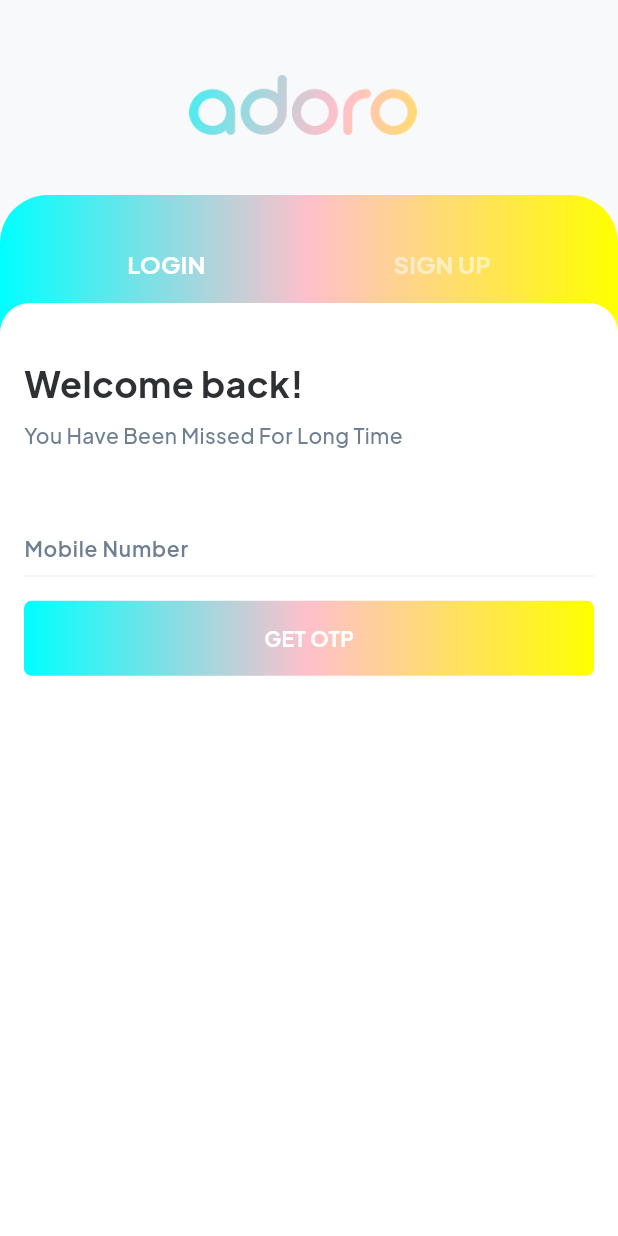
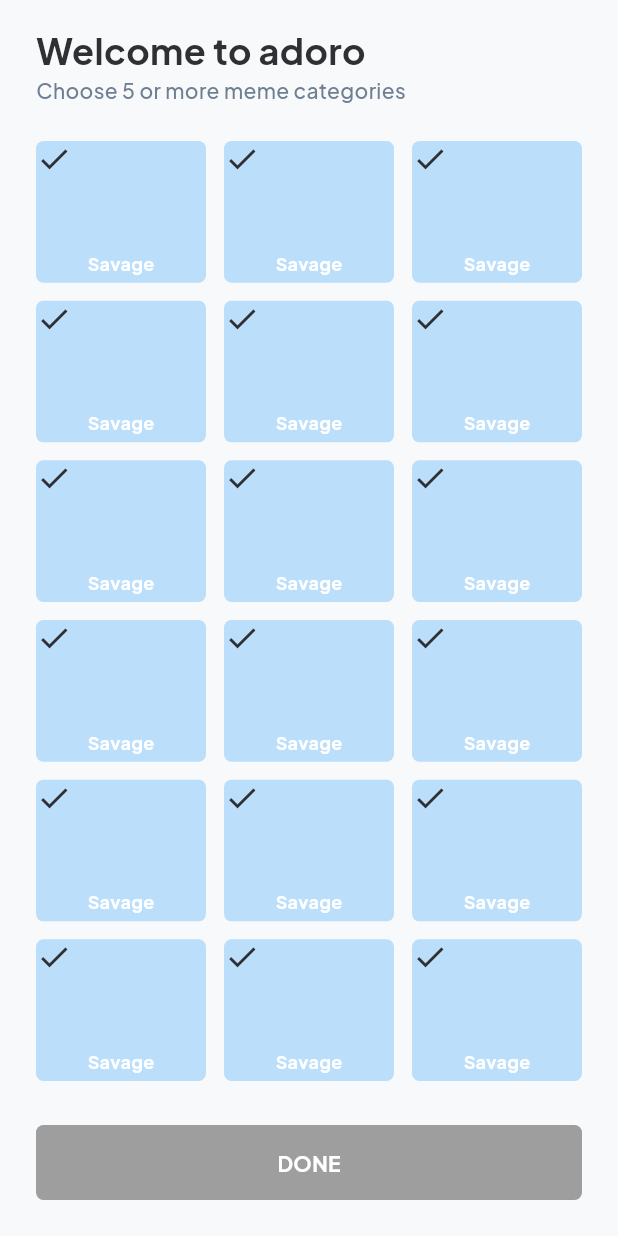
Before and after one commit to adoro-app/adoro_app, a Flutter app: the screen it shows after launch, on a phone screen of 412 x 824 dp. Run offline on Flutter 3.47's test engine with Material 2 defaults, Android fonts, the phone set to English and light mode, and no system bars; drawn by our look-alikes of nb_utils; our stand-ins replace bloc, cached_network_image, dio, file_picker, firebase_auth, firebase_core and 20 more; missing offline and left inert: appinio_video_player, audio_session, flutter_custom_tabs, onesignal_flutter, story_time, syncfusion_flutter_pdfviewer and 1 more; accounts and stored records are empty; generated files the repository leaves out were written again; statements that could not run were skipped.

Commit message:
add choose categories page

```diff
--- /dev/null
+++ b/lib/choose_categories/choose_categories_page.dart
@@ -0,0 +1,95 @@
+import 'package:flutter/material.dart';
+import 'package:nb_utils/nb_utils.dart';
+import 'package:socialv/utils/app_constants.dart';
+
+class ChooseCategoriesPage extends StatefulWidget {
+  const ChooseCategoriesPage({super.key});
+
+  @override
+  State<ChooseCategoriesPage> createState() => _ChooseCategoriesPageState();
+}
+
+class _ChooseCategoriesPageState extends State<ChooseCategoriesPage> {
+  @override
+  void initState() {
+    super.initState();
+    setStatusBarColorBasedOnTheme();
+  }
+
+  @override
+  Widget build(BuildContext context) {
+    return Scaffold(
+      body: SafeArea(
+          child: Padding(
+        padding: const EdgeInsets.symmetric(
+          horizontal: 24.0,
+        ),
+        child: Column(
+          crossAxisAlignment: CrossAxisAlignment.start,
+          children: [
+            16.height,
+            Text('Welcome to adoro', style: boldTextStyle(size: 24)),
+            Text('Choose 5 or more meme categories',
+                style: secondaryTextStyle(weight: FontWeight.w500)),
+            24.height,
+            Expanded(
+              child: GridView.count(
+                crossAxisCount: 3,
+                mainAxisSpacing: 12,
+                crossAxisSpacing: 12,
+                childAspectRatio: 1.2,
+                children: List.generate(
+                  24,
+                  (index) => Stack(
+                    children: [
+                      Container(
+                        decoration: BoxDecoration(
+                          color: Colors.blue.shade100,
+                          borderRadius: BorderRadius.circular(5),
+                        ),
+                      ),
+                      Align(
+                        alignment: Alignment.bottomCenter,
+                        child: Text('Savage',
+                            style: boldTextStyle(
+                              size: 12,
+                              color: Colors.white,
+                            )),
+                      ).paddingBottom(4.0),
+                      Icon(Icons.check),
+                    ],
+                  ),
+                ),
+              ),
+            ),
+            24.height,
+            InkWell(
+              onTap: null, // Add your button action here
+              child: Container(
+                width: context.width() - 32,
+                height: 50,
+                decoration: BoxDecoration(
+                  color: Colors.grey,
+                  // gradient: LinearGradient(colors: [
+                  //   Color(0xff00FFFF),
+                  //   Color(0xffFFC0CB),
+                  //   Color(0xffFFFF00),
+                  // ], begin: Alignment.centerLeft, end: Alignment.centerRight),
+                  borderRadius: BorderRadius.circular(5),
+                ),
+                child: Center(
+                  child: Text(
+                    'DONE',
+                    style: TextStyle(
+                        color: Colors.white, fontWeight: FontWeight.bold),
+                  ),
+                ),
+              ),
+            ),
+            24.height,
+          ],
+        ),
+      )),
+    );
+  }
+}
--- a/lib/screens/splash_screen.dart
+++ b/lib/screens/splash_screen.dart
@@ -1,5 +1,6 @@
 import 'package:flutter/material.dart';
 import 'package:nb_utils/nb_utils.dart';
+import 'package:socialv/choose_categories/choose_categories_page.dart';
 import 'package:socialv/main.dart';
 import 'package:socialv/network/rest_apis.dart';
 import 'package:socialv/screens/auth/screens/sign_in_screen.dart';
@@ -27,11 +28,16 @@ class _SplashScreenState extends State<SplashScreen> {
 
   Future<void> init() async {
     afterBuildCreated(() {
-      appStore.setLanguage(getStringAsync(SharePreferencesKey.LANGUAGE, defaultValue: Constants.defaultLanguage));
+      appStore.setLanguage(getStringAsync(SharePreferencesKey.LANGUAGE,
+          defaultValue: Constants.defaultLanguage));
 
-      int themeModeIndex = getIntAsync(SharePreferencesKey.APP_THEME, defaultValue: AppThemeMode.ThemeModeSystem);
+      int themeModeIndex = getIntAsync(SharePreferencesKey.APP_THEME,
+          defaultValue: AppThemeMode.ThemeModeSystem);
       if (themeModeIndex == AppThemeMode.ThemeModeSystem) {
-        appStore.toggleDarkMode(value: MediaQuery.of(context).platformBrightness != Brightness.light, isFromMain: true);
+        appStore.toggleDarkMode(
+            value:
+                MediaQuery.of(context).platformBrightness != Brightness.light,
+            isFromMain: true);
       }
     });
 
@@ -43,14 +49,17 @@ class _SplashScreenState extends State<SplashScreen> {
 
     if (widget.activityId != null) {
       if (appStore.isLoggedIn) {
-        SinglePostScreen(postId: widget.activityId.validate()).launch(context, isNewTask: true);
+        SinglePostScreen(postId: widget.activityId.validate())
+            .launch(context, isNewTask: true);
       } else {
-        SignInScreen(activityId: widget.activityId.validate()).launch(context, isNewTask: true);
+        SignInScreen(activityId: widget.activityId.validate())
+            .launch(context, isNewTask: true);
       }
     } else if (appStore.isLoggedIn && !isTokenExpire) {
       DashboardScreen().launch(context, isNewTask: true);
     } else {
-      SignInScreen().launch(context, isNewTask: true);
+      ChooseCategoriesPage().launch(context);
+      // SignInScreen().launch(context, isNewTask: true);
     }
   }
 
@@ -71,13 +80,21 @@ class _SplashScreenState extends State<SplashScreen> {
       body: Stack(
         alignment: Alignment.center,
         children: [
-          Image.asset(SPLASH_SCREEN_IMAGE, height: context.height(), width: context.width(), fit: BoxFit.cover),
+          Image.asset(SPLASH_SCREEN_IMAGE,
+              height: context.height(),
+              width: context.width(),
+              fit: BoxFit.cover),
           Row(
             mainAxisAlignment: MainAxisAlignment.center,
             children: [
-              Image.asset(APP_ICON, height: 50, width: 52, fit: BoxFit.cover, color: Colors.white),
+              Image.asset(APP_ICON,
+                  height: 50,
+                  width: 52,
+                  fit: BoxFit.cover,
+                  color: Colors.white),
               8.width,
-              Text(APP_NAME, style: boldTextStyle(color: Colors.white, size: 40)),
+              Text(APP_NAME,
+                  style: boldTextStyle(color: Colors.white, size: 40)),
             ],
           ),
         ],
```
Also changed, not shown: 1 other file.
